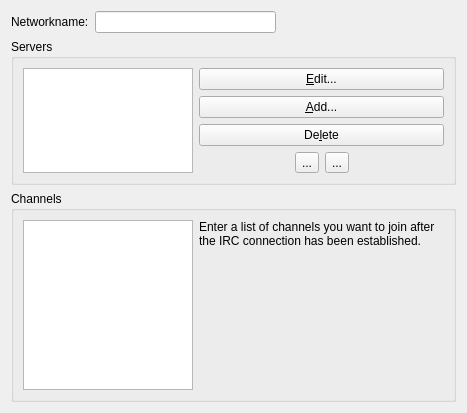
The window that src/qtui/ui/simplenetworkeditor.ui (quassel/quassel) describes before a commit, drawn with Qt 5.
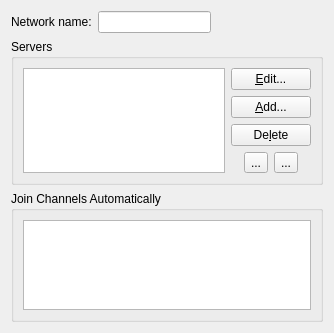
The same window after the commit. Icons and pictures are not drawn.

Commit message: Fix layout issues in SimpleNetworkEditor

```diff
--- a/src/qtui/ui/simplenetworkeditor.ui
+++ b/src/qtui/ui/simplenetworkeditor.ui
@@ -1,16 +1,16 @@
 <ui version="4.0" >
  <class>SimpleNetworkEditor</class>
- <widget class="QWidget" name="SimpleNetworkEditor" >
-  <property name="geometry" >
+ <widget class="QWidget" name="SimpleNetworkEditor">
+  <property name="geometry">
    <rect>
     <x>0</x>
     <y>0</y>
-    <width>467</width>
-    <height>413</height>
+    <width>334</width>
+    <height>333</height>
    </rect>
   </property>
-  <property name="sizePolicy" >
-   <sizepolicy vsizetype="Preferred" hsizetype="Maximum" >
+  <property name="sizePolicy">
+   <sizepolicy hsizetype="Preferred" vsizetype="Preferred">
     <horstretch>0</horstretch>
     <verstretch>0</verstretch>
    </sizepolicy>
@@ -18,18 +18,22 @@
   <property name="windowTitle" >
    <string/>
   </property>
-  <layout class="QVBoxLayout" name="verticalLayout_2" >
+  <layout class="QVBoxLayout" name="verticalLayout_3">
    <item>
-    <layout class="QHBoxLayout" name="horizontalLayout" >
+    <layout class="QHBoxLayout" name="horizontalLayout">
      <item>
-      <widget class="QLabel" name="label" >
-       <property name="text" >
-        <string>Networkname:</string>
+      <widget class="QLabel" name="label">
+       <property name="text">
+        <string>Network name:</string>
        </property>
       </widget>
      </item>
      <item>
-      <widget class="QLineEdit" name="networkNameEdit" />
+      <widget class="QLineEdit" name="networkNameEdit">
+       <property name="toolTip">
+        <string>The name of the IRC network you are configuring</string>
+       </property>
+      </widget>
      </item>
      <item>
       <spacer name="horizontalSpacer" >
@@ -47,33 +51,39 @@
     </layout>
    </item>
    <item>
-    <widget class="QGroupBox" name="groupBox" >
-     <property name="title" >
+    <widget class="QGroupBox" name="groupBox">
+     <property name="sizePolicy">
+      <sizepolicy hsizetype="Preferred" vsizetype="Preferred">
+       <horstretch>0</horstretch>
+       <verstretch>0</verstretch>
+      </sizepolicy>
+     </property>
+     <property name="title">
       <string>Servers</string>
      </property>
      <layout class="QHBoxLayout" name="horizontalLayout_2" >
       <item>
-       <widget class="QListWidget" name="serverList" >
-        <property name="sizePolicy" >
-         <sizepolicy vsizetype="Preferred" hsizetype="Expanding" >
+       <widget class="QListWidget" name="serverList">
+        <property name="sizePolicy">
+         <sizepolicy hsizetype="Preferred" vsizetype="Preferred">
           <horstretch>1</horstretch>
           <verstretch>0</verstretch>
          </sizepolicy>
         </property>
-        <property name="maximumSize" >
+        <property name="maximumSize">
          <size>
-          <width>170</width>
+          <width>16777215</width>
           <height>16777215</height>
          </size>
         </property>
        </widget>
       </item>
       <item>
-       <layout class="QVBoxLayout" name="_2" >
+       <layout class="QVBoxLayout" name="verticalLayout_2">
         <item>
-         <widget class="QPushButton" name="editServer" >
-          <property name="sizePolicy" >
-           <sizepolicy vsizetype="Fixed" hsizetype="Preferred" >
+         <widget class="QPushButton" name="editServer">
+          <property name="sizePolicy">
+           <sizepolicy hsizetype="Preferred" vsizetype="Fixed">
             <horstretch>0</horstretch>
             <verstretch>0</verstretch>
            </sizepolicy>
@@ -88,9 +98,9 @@
          </widget>
         </item>
         <item>
-         <widget class="QPushButton" name="addServer" >
-          <property name="sizePolicy" >
-           <sizepolicy vsizetype="Fixed" hsizetype="Preferred" >
+         <widget class="QPushButton" name="addServer">
+          <property name="sizePolicy">
+           <sizepolicy hsizetype="Preferred" vsizetype="Fixed">
             <horstretch>0</horstretch>
             <verstretch>0</verstretch>
            </sizepolicy>
@@ -105,9 +115,9 @@
          </widget>
         </item>
         <item>
-         <widget class="QPushButton" name="deleteServer" >
-          <property name="sizePolicy" >
-           <sizepolicy vsizetype="Fixed" hsizetype="Preferred" >
+         <widget class="QPushButton" name="deleteServer">
+          <property name="sizePolicy">
+           <sizepolicy hsizetype="Preferred" vsizetype="Fixed">
             <horstretch>0</horstretch>
             <verstretch>0</verstretch>
            </sizepolicy>
@@ -122,7 +132,7 @@
          </widget>
         </item>
         <item>
-         <layout class="QHBoxLayout" name="_3" >
+         <layout class="QHBoxLayout" name="_3">
           <item>
            <spacer>
             <property name="orientation" >
@@ -180,11 +190,11 @@
          </layout>
         </item>
         <item>
-         <spacer>
-          <property name="orientation" >
+         <spacer name="verticalSpacer_2">
+          <property name="orientation">
            <enum>Qt::Vertical</enum>
           </property>
-          <property name="sizeHint" stdset="0" >
+          <property name="sizeHint" stdset="0">
            <size>
             <width>20</width>
             <height>40</height>
@@ -198,60 +208,33 @@
     </widget>
    </item>
    <item>
-    <widget class="QGroupBox" name="groupBox_2" >
-     <property name="title" >
-      <string>Channels</string>
+    <widget class="QGroupBox" name="groupBox_2">
+     <property name="title">
+      <string>Join Channels Automatically</string>
      </property>
-     <layout class="QHBoxLayout" name="horizontalLayout_3" >
+     <layout class="QVBoxLayout" name="verticalLayout">
       <item>
-       <widget class="QTextEdit" name="channelList" >
-        <property name="maximumSize" >
+       <widget class="QTextEdit" name="channelList">
+        <property name="sizePolicy">
+         <sizepolicy hsizetype="Preferred" vsizetype="Preferred">
+          <horstretch>0</horstretch>
+          <verstretch>0</verstretch>
+         </sizepolicy>
+        </property>
+        <property name="minimumSize">
          <size>
-          <width>170</width>
+          <width>0</width>
+          <height>80</height>
+         </size>
+        </property>
+        <property name="maximumSize">
+         <size>
+          <width>16777215</width>
           <height>16777215</height>
          </size>
         </property>
        </widget>
       </item>
-      <item>
-       <layout class="QVBoxLayout" name="verticalLayout" >
-        <item>
-         <widget class="QLabel" name="label_2" >
-          <property name="sizePolicy" >
-           <sizepolicy vsizetype="Preferred" hsizetype="MinimumExpanding" >
-            <horstretch>0</horstretch>
-            <verstretch>0</verstretch>
-           </sizepolicy>
-          </property>
-          <property name="minimumSize" >
-           <size>
-            <width>120</width>
-            <height>0</height>
-           </size>
-          </property>
-          <property name="text" >
-           <string>Enter a list of channels you want to join after the IRC connection has been established.</string>
-          </property>
-          <property name="wordWrap" >
-           <bool>true</bool>
-          </property>
-         </widget>
-        </item>
-        <item>
-         <spacer name="verticalSpacer" >
-          <property name="orientation" >
-           <enum>Qt::Vertical</enum>
-          </property>
-          <property name="sizeHint" stdset="0" >
-           <size>
-            <width>20</width>
-            <height>40</height>
-           </size>
-          </property>
-         </spacer>
-        </item>
-       </layout>
-      </item>
      </layout>
     </widget>
    </item>
```
Left out of the diff: 64 changed lines with no effect on the pictures.
